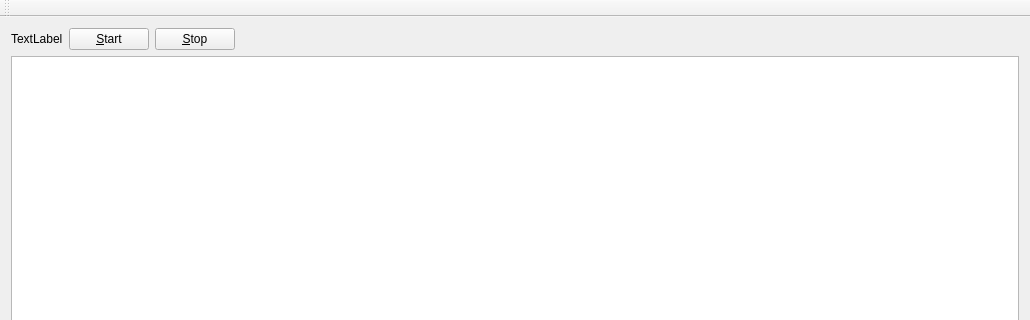
Old version of the form mainwindow.ui in the repository CaoPeng/sniffer_QT; both pictures show x 0 to 1030 and y 0 to 320 of the 1030 by 633 pixel window.
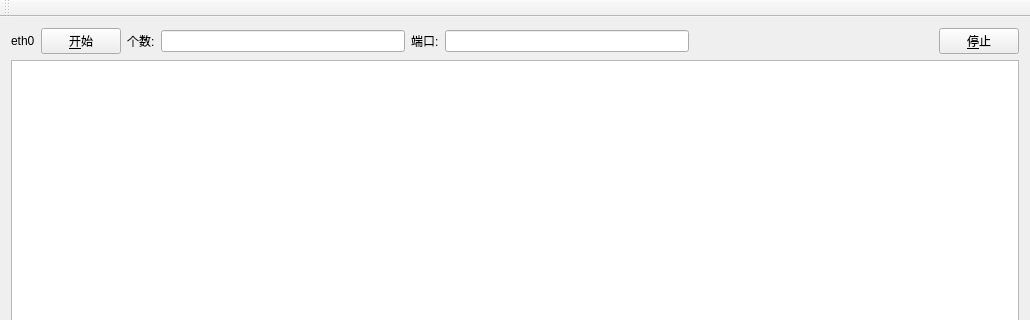
New version of the form.

The edit to the form file:
```diff
--- a/mainwindow.ui
+++ b/mainwindow.ui
@@ -20,24 +20,37 @@
       <item>
        <widget class="QLabel" name="cardLabel">
         <property name="text">
-         <string>TextLabel</string>
+         <string>eth0</string>
         </property>
        </widget>
       </item>
       <item>
        <widget class="QPushButton" name="startButton">
         <property name="text">
-         <string>&amp;Start</string>
+         <string>&amp;开始</string>
         </property>
        </widget>
       </item>
       <item>
-       <widget class="QPushButton" name="stopButton">
+       <widget class="QLabel" name="numberLabel">
         <property name="text">
-         <string>&amp;Stop</string>
+         <string>个数:</string>
         </property>
        </widget>
       </item>
+      <item>
+       <widget class="QLineEdit" name="numberLineEdit"/>
+      </item>
+      <item>
+       <widget class="QLabel" name="portLabel">
+        <property name="text">
+         <string>端口:</string>
+        </property>
+       </widget>
+      </item>
+      <item>
+       <widget class="QLineEdit" name="portLineEdit"/>
+      </item>
       <item>
        <spacer name="horizontalSpacer">
         <property name="orientation">
@@ -51,6 +64,13 @@
         </property>
        </spacer>
       </item>
+      <item>
+       <widget class="QPushButton" name="stopButton">
+        <property name="text">
+         <string>&amp;停止</string>
+        </property>
+       </widget>
+      </item>
      </layout>
     </item>
     <item>
```
